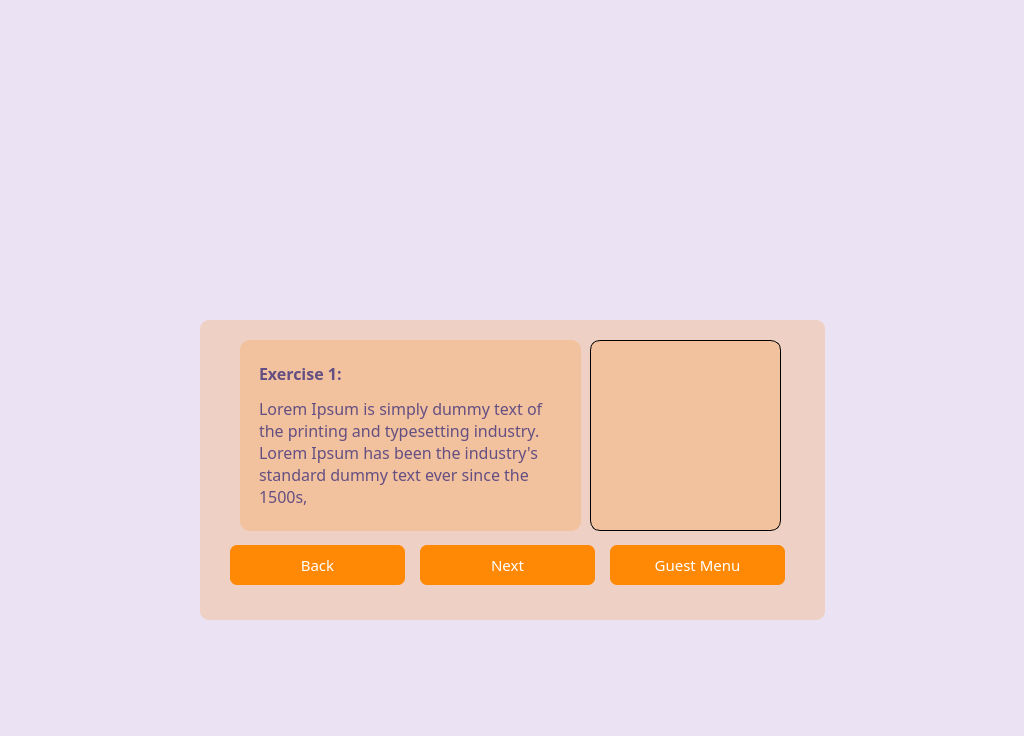
Qt form static/guest_exercises.ui (lakshmivishal9496/Soft-Health) before a commit.
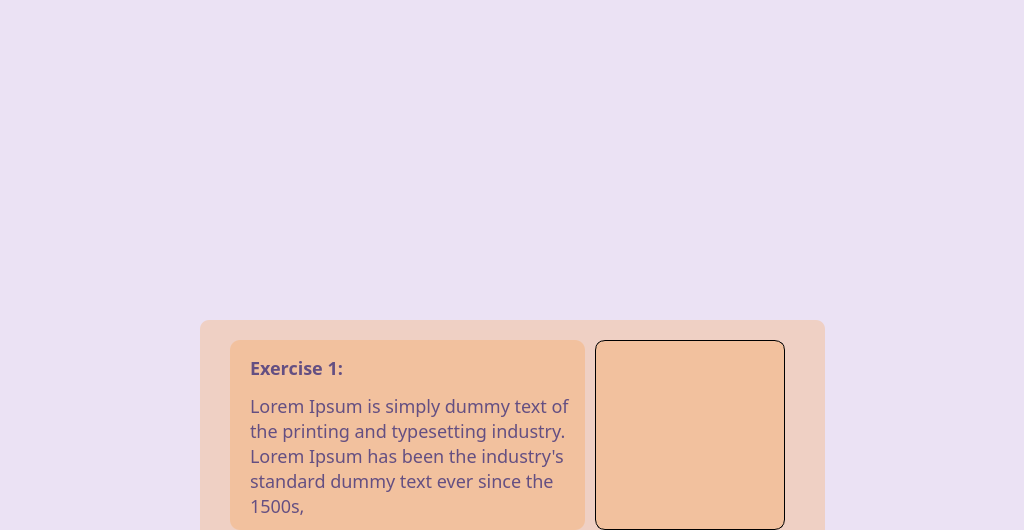
The same form after that commit. Icons and pictures are not drawn.

Commit message: fixed exercises app font formatting

Diff of the .ui file:
```diff
--- a/static/guest_exercises.ui
+++ b/static/guest_exercises.ui
@@ -7,7 +7,7 @@
     <x>0</x>
     <y>0</y>
     <width>1024</width>
-    <height>736</height>
+    <height>530</height>
    </rect>
   </property>
   <property name="windowTitle">
@@ -150,10 +150,10 @@
    <widget class="QLabel" name="picture">
     <property name="geometry">
      <rect>
-      <x>390</x>
+      <x>395</x>
       <y>20</y>
-      <width>191</width>
-      <height>191</height>
+      <width>190</width>
+      <height>190</height>
      </rect>
     </property>
     <property name="font">
@@ -187,16 +187,16 @@
    <widget class="QLabel" name="Exercise">
     <property name="geometry">
      <rect>
-      <x>40</x>
+      <x>30</x>
       <y>20</y>
-      <width>341</width>
-      <height>191</height>
+      <width>355</width>
+      <height>190</height>
      </rect>
     </property>
     <property name="font">
      <font>
-      <family>MS Shell Dlg 2 0</family>
-      <pointsize>12</pointsize>
+      <family>Sura</family>
+      <pointsize>1</pointsize>
       <weight>50</weight>
       <italic>false</italic>
       <bold>false</bold>
@@ -206,10 +206,16 @@
      <bool>false</bool>
     </property>
     <property name="styleSheet">
-     <string notr="true">border: 0px ;
-padding: 15px;
-border-radius: 10px;
-font: 12pt &quot;MS Shell Dlg 2&quot;0 rgb(100, 79, 130);</string>
+     <string notr="true">    
+    border: 0px ;
+    padding: 15px;
+    border-radius: 10px;
+    border-radius: 10px;
+    color: rgb(100, 79, 130);
+    font-size: 18px;
+    font-family:Sura;
+    font-weight:400;
+    </string>
     </property>
     <property name="frameShape">
      <enum>QFrame::NoFrame</enum>
```
The commit also changes 1 other file.
